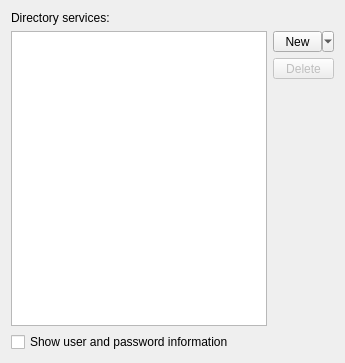
Above: libkleo/ui/directoryserviceswidget.ui from KDE/kdepim before the change. Below: the same form after it.
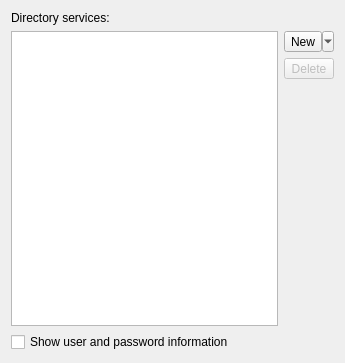
That is the form after the change.

Commit message:
Directory services widget: Expand the list view, not the buttons.
The previous size policy would waste an enormous area for the buttons
while the list view (which contains a good deal of information) stayed
small.

Patch:
```diff
--- a/libkleo/ui/directoryserviceswidget.ui
+++ b/libkleo/ui/directoryserviceswidget.ui
@@ -53,7 +53,7 @@
        <item>
         <widget class="QToolButton" name="newTB">
          <property name="sizePolicy">
-          <sizepolicy hsizetype="MinimumExpanding" vsizetype="Fixed">
+          <sizepolicy hsizetype="Preferred" vsizetype="Fixed">
            <horstretch>0</horstretch>
            <verstretch>0</verstretch>
           </sizepolicy>
@@ -81,7 +81,7 @@
           <bool>false</bool>
          </property>
          <property name="sizePolicy">
-          <sizepolicy hsizetype="MinimumExpanding" vsizetype="Fixed">
+          <sizepolicy hsizetype="Preferred" vsizetype="Fixed">
            <horstretch>0</horstretch>
            <verstretch>0</verstretch>
           </sizepolicy>
```
